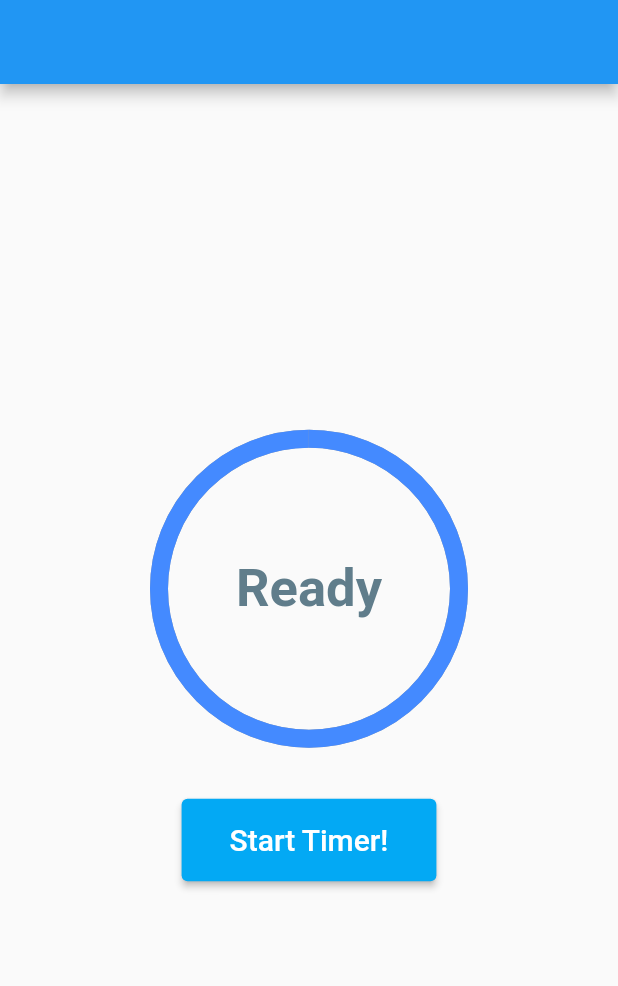
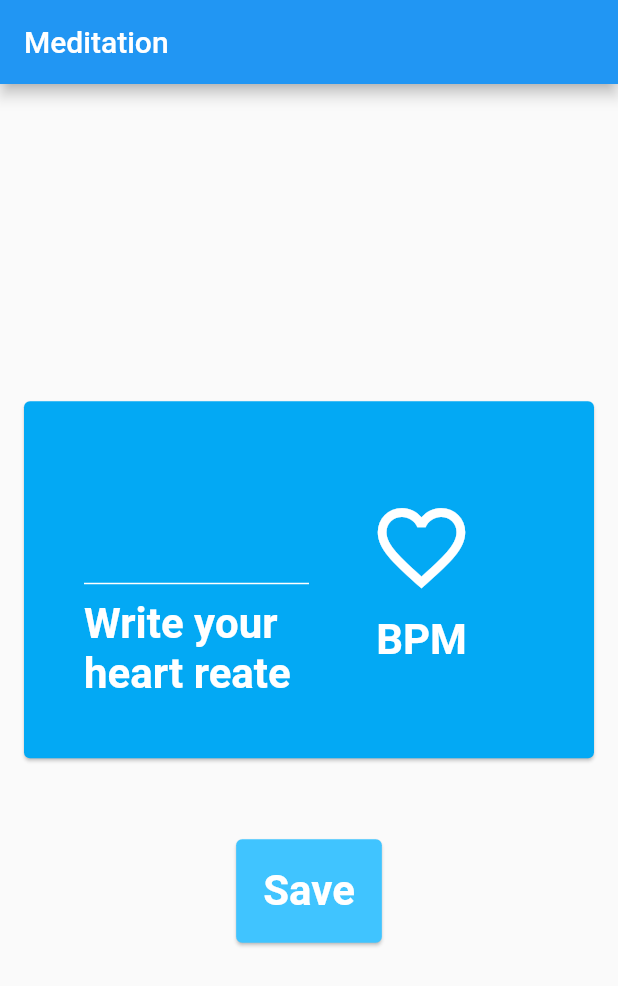
Before and after one commit to LuisLomelinIbarra/proyecto_apis, a Flutter app: the screen it shows after launch, on a phone screen of 412 x 824 dp. Shown: the top 986 px of the screen. Run offline on Flutter 3.47's test engine with Material 2 defaults, Android fonts, the phone set to English and light mode, and no system bars; our stand-ins replace just_audio.

Commit message:
Se hicieron las pantallas de heartbeat y de la lista de meditaciones.
TO DO:
- Agregar las tabs a la lista de meditaciones y filtrar elementos de la
  lista con cada tab
-Agregar la navegacion correcta entre las tabs
- Manejar la lógica del registro de el ritmo cardicao

```diff
--- /dev/null
+++ b/lib/HeartRateReg.dart
@@ -0,0 +1,136 @@
+import 'package:flutter/material.dart';
+
+class HeratRateReg extends StatefulWidget {
+  //const HeratRateReg({Key? key, required this.title}) : super(key: key);
+
+  @override
+  _HeratRateReg createState() => _HeratRateReg();
+}
+
+class _HeratRateReg extends State<HeratRateReg>{
+
+  @override
+  Widget build(BuildContext context) {
+    // TODO: implement build
+    return Scaffold(
+      appBar: AppBar(
+        // Here we take the value from the MyHomePage object that was created by
+        // the App.build method, and use it to set our appbar title.
+        title: Text("Meditation"),
+      ),
+      body: Center(
+
+          child: Column(
+
+              mainAxisAlignment: MainAxisAlignment.center,
+              children: [
+                Card(
+                margin: EdgeInsets.fromLTRB(16.0, 30.0, 16.0, 30.0),
+                color: Colors.lightBlue,
+                child: Padding(
+                  padding: const EdgeInsets.all(40.0),
+
+                      child:
+
+
+                          Row(
+                          children: [
+                            Expanded(child: Column(
+                              children: [
+                                TextFormField(
+                                  style: TextStyle(
+                                    fontWeight: FontWeight.bold,
+                                    color: Colors.white,
+                                    fontSize: 28,
+                                  ),
+                                  decoration: const InputDecoration(
+
+                                    border: UnderlineInputBorder(
+                                      borderSide: BorderSide(color: Colors.white),
+                                    ),
+
+                                    enabledBorder: UnderlineInputBorder(
+                                      borderSide: BorderSide(color: Colors.white),
+                                    ),
+
+                                    focusedBorder: UnderlineInputBorder(
+                                        borderSide: BorderSide(color: Colors.white),
+                                    ),
+                                    labelText: '',
+                                  ),
+                                  cursorColor: Colors.white,
+                                  keyboardType: TextInputType.number,
+                                ),
+
+                                SizedBox(height:10),
+                                Text(
+                                  "Write your heart reate",
+                                  style: TextStyle(
+                                    fontWeight: FontWeight.bold,
+                                    color: Colors.white,
+                                    fontSize: 28,
+                                  ),
+                                ),
+                              ],
+                            ),),
+
+                            Expanded(child: Column(
+                              children: [
+                                Icon(
+                                  Icons.favorite_border,
+                                  size: 70.0,
+                                  color: Colors.white,
+                                ),
+                                SizedBox(height: 10,),
+                                Text(
+                                  "BPM",
+                                  style: TextStyle(
+                                    fontWeight: FontWeight.bold,
+                                    color: Colors.white,
+                                    fontSize: 28,
+                                  ),
+                                ),
+                              ],
+                            ),),
+                          ],
+                        ),
+
+
+                  ),
+                  ),
+
+
+                SizedBox(height: 10,),
+                Card(
+                  margin: EdgeInsets.fromLTRB(16.0, 14.0, 16.0, 14.0),
+                  color: Colors.lightBlueAccent,
+                  child:Padding(
+                    padding: const EdgeInsets.all(10.0),
+
+                      child: TextButton(
+                          onPressed: (){
+
+                          },
+                          child: Text("Save",),
+                          style: TextButton.styleFrom(
+                          primary: Colors.white,
+
+                          textStyle: TextStyle(
+                            fontWeight: FontWeight.bold,
+                                    color: Colors.white,
+                                    fontSize: 28,
+                          ),
+                        ),
+                      ),
+
+                  ),
+                ),
+
+              ]
+
+          ),
+      ),
+    );
+  }
+
+}
--- a/lib/main.dart
+++ b/lib/main.dart
@@ -2,10 +2,13 @@ import 'dart:async';
 import 'dart:developer';
 
 import 'package:flutter/material.dart';
+import 'package:timer/HeartRateReg.dart';
 import 'package:timer/widget/button_widget.dart';
 import 'package:just_audio/just_audio.dart';
 
+import 'MeditationList.dart';
 import 'Timer_screen.dart';
+import 'HeartRateReg.dart';
 
 void main() {
   runApp(const MyApp());
@@ -31,7 +34,7 @@ class MyApp extends StatelessWidget {
         // is not restarted.
         primarySwatch: Colors.blue,
       ),
-      home: TimerScreen()//const MyHomePage(title: 'Flutter Demo Home Page'),
+      home: HeratRateReg()//const MyHomePage(title: 'Flutter Demo Home Page'),
     );
   }
 }
```
Also changed, not shown: lib/MeditationList.dart (added, +125 -0 lines), lib/Meditation_Item.dart (added, +16 -0 lines), lib/Timer_screen.dart (+29 -4 lines).
